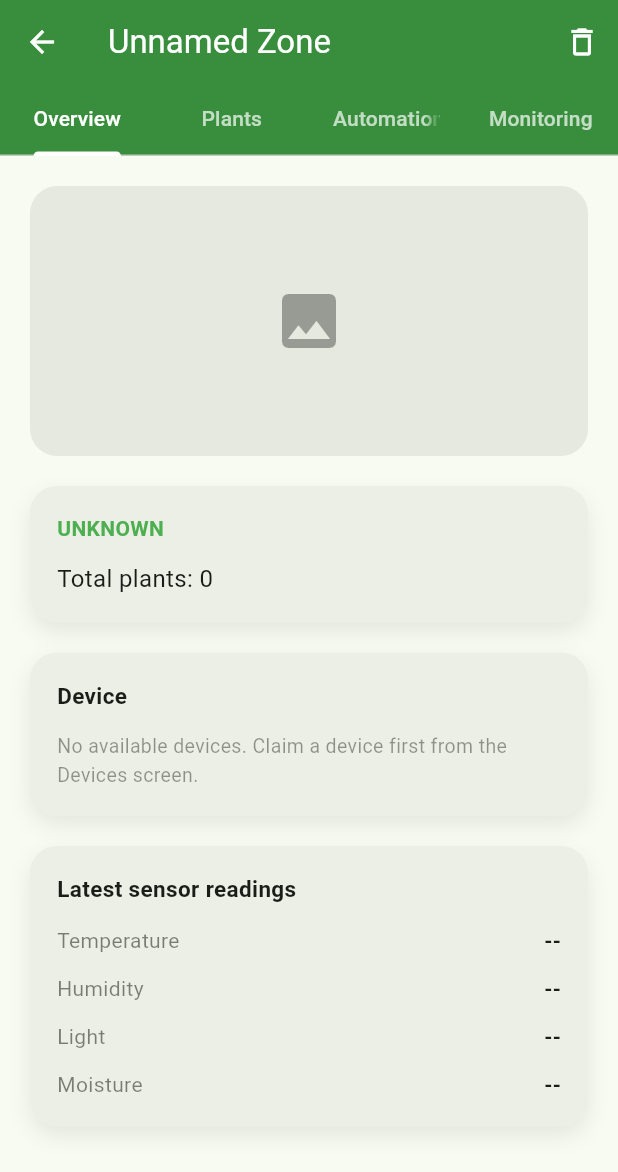
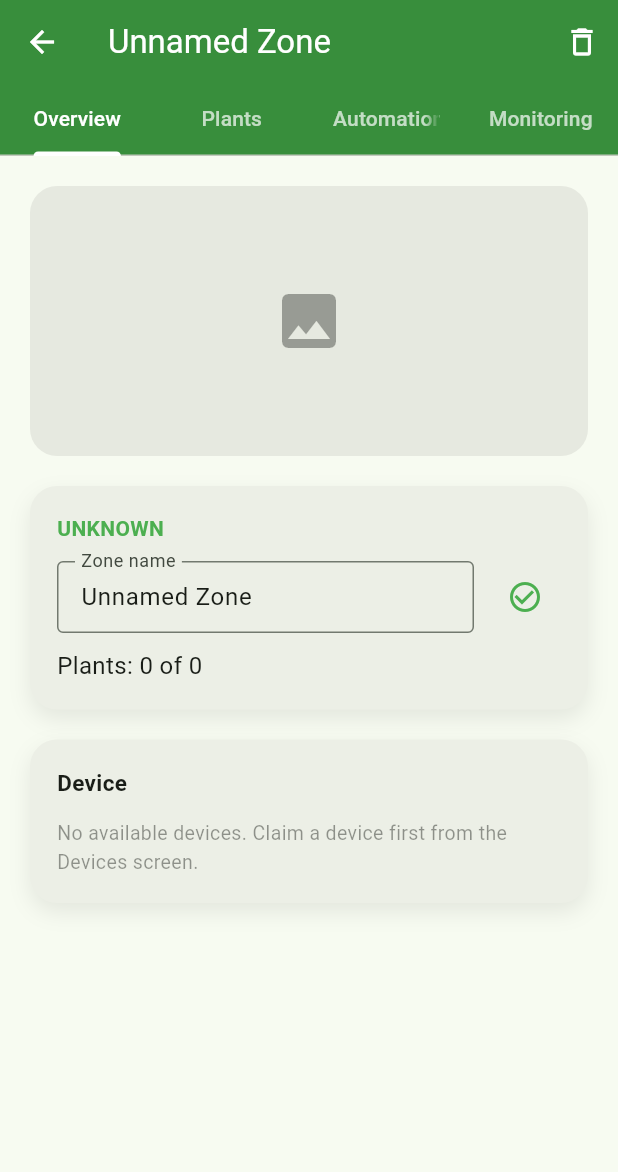
Before and after one commit to Azzzfarul/GrowNex, a Flutter app: the ZoneDetailScreen screen opened directly with empty values, after a tap on "Remove", on a phone screen of 412 x 824 dp. Shown: the top 1172 px of the screen. Run offline on Flutter 3.47's test engine with Material 3 defaults, Android fonts, the phone set to English and light mode, and no system bars; our stand-ins replace cloud_firestore, firebase_auth, firebase_core, shared_preferences; accounts and stored records are empty; network calls fail.

Commit message:
feat: update device model to handle dynamic total slots and enhance zone management with renaming functionality

```diff
--- a/mobile_app/lib/models/device_model.dart
+++ b/mobile_app/lib/models/device_model.dart
@@ -52,7 +52,7 @@ class Device {
       deviceName: map['deviceName'] as String? ?? 'Device',
       deviceType: map['deviceType'] as String? ?? 'indoor',
       status: map['status'] as String? ?? 'offline',
-      totalSlots: 4,
+      totalSlots: (map['totalSlots'] as num?)?.toInt() ?? 4,
       hasLightingModule: map['hasLightingModule'] as bool? ?? false,
       hasFertilizerModule: map['hasFertilizerModule'] as bool? ?? false,
       irrigationActive: map['irrigationActive'] as bool? ?? false,
@@ -69,7 +69,7 @@ class Device {
       'deviceName': deviceName,
       'deviceType': deviceType,
       'status': status,
-      'totalSlots': 4,
+      'totalSlots': totalSlots,
       'hasLightingModule': hasLightingModule,
       'hasFertilizerModule': hasFertilizerModule,
       'irrigationActive': irrigationActive,
--- a/mobile_app/lib/screens/plants/zone_detail/overview_tab.dart
+++ b/mobile_app/lib/screens/plants/zone_detail/overview_tab.dart
@@ -1,9 +1,12 @@
+import 'package:cloud_firestore/cloud_firestore.dart';
 import 'package:firebase_auth/firebase_auth.dart';
 import 'package:flutter/material.dart';
 
 import '../../../models/device_model.dart';
+import '../../../models/plant_model.dart';
 import '../../../models/zone_model.dart';
 import '../../../services/firestore/device_service.dart';
+import '../../../services/firestore/plant_service.dart';
 import '../../../services/firestore/zone_service.dart';
 
 class OverviewTab extends StatefulWidget {
@@ -16,6 +19,10 @@ class OverviewTab extends StatefulWidget {
 }
 
 class _OverviewTabState extends State<OverviewTab> {
+  late final TextEditingController _zoneNameCtrl;
+  bool _renameLoading = false;
+  late final Stream<List<Plant>> _plantsStream;
+
   Future<Device?>? _assignedDeviceFuture;
   bool _removeLoading = false;
 
@@ -27,12 +34,23 @@ class _OverviewTabState extends State<OverviewTab> {
   @override
   void initState() {
     super.initState();
+    _zoneNameCtrl = TextEditingController(text: widget.zone.zoneName);
+    _plantsStream = PlantService().watchPlantsByZone(widget.zone.id);
     _syncDeviceState(widget.zone);
+  }
+
+  @override
+  void dispose() {
+    _zoneNameCtrl.dispose();
+    super.dispose();
   }
 
   @override
   void didUpdateWidget(OverviewTab oldWidget) {
     super.didUpdateWidget(oldWidget);
+    if (oldWidget.zone.zoneName != widget.zone.zoneName) {
+      _zoneNameCtrl.text = widget.zone.zoneName;
+    }
     if (oldWidget.zone.deviceId != widget.zone.deviceId) {
       setState(() {
         _selectedDevice = null;
@@ -63,6 +81,7 @@ class _OverviewTabState extends State<OverviewTab> {
         _selectedDevice!.id,
         hasFertilizer: _selectedDevice!.hasFertilizerModule,
         hasLight: _selectedDevice!.hasLightingModule,
+        totalPlantSlots: _selectedDevice!.totalSlots,
       );
       await DeviceService().assignDeviceToZone(_selectedDevice!.id, widget.zone.id, userId);
     } catch (e) {
@@ -100,8 +119,6 @@ class _OverviewTabState extends State<OverviewTab> {
         _buildInfoCard(),
         const SizedBox(height: 20),
         _buildDeviceCard(),
-        const SizedBox(height: 20),
-        _buildSensorCard(),
       ],
     );
   }
@@ -123,6 +140,19 @@ class _OverviewTabState extends State<OverviewTab> {
     );
   }
 
+  Future<void> _renameZone() async {
+    final name = _zoneNameCtrl.text.trim();
+    if (name.isEmpty || name == widget.zone.zoneName) return;
+    setState(() => _renameLoading = true);
+    try {
+      await FirebaseFirestore.instance.collection('zones').doc(widget.zone.id).update({'zoneName': name});
+    } catch (e) {
+      if (mounted) ScaffoldMessenger.of(context).showSnackBar(SnackBar(content: Text('Failed to rename: $e')));
+    } finally {
+      if (mounted) setState(() => _renameLoading = false);
+    }
+  }
+
   Widget _buildInfoCard() {
     return _SectionCard(
       child: Column(
@@ -131,7 +161,40 @@ class _OverviewTabState extends State<OverviewTab> {
           Text(widget.zone.zoneType.toUpperCase(),
               style: const TextStyle(color: Colors.green, fontWeight: FontWeight.bold)),
           const SizedBox(height: 12),
-          Text('Total plants: ${widget.zone.totalPlantSlots}', style: const TextStyle(fontSize: 16)),
+          Row(
+            children: [
+              Expanded(
+                child: TextField(
+                  controller: _zoneNameCtrl,
+                  decoration: const InputDecoration(
+                    labelText: 'Zone name',
+                    border: OutlineInputBorder(),
+                    isDense: true,
+                  ),
+                  onChanged: (_) => setState(() {}),
+                ),
+              ),
+              const SizedBox(width: 10),
+              _renameLoading
+                  ? const SizedBox(width: 20, height: 20, child: CircularProgressIndicator(strokeWidth: 2))
+                  : IconButton(
+                      icon: const Icon(Icons.check_circle_outline, color: Colors.green),
+                      tooltip: 'Save name',
+                      onPressed: _zoneNameCtrl.text.trim() == widget.zone.zoneName ? null : _renameZone,
+                    ),
+            ],
+          ),
+          const SizedBox(height: 10),
+          StreamBuilder<List<Plant>>(
+            stream: _plantsStream,
+            builder: (context, snapshot) {
+              final count = snapshot.data?.length ?? 0;
+              return Text(
+                'Plants: $count of ${widget.zone.totalPlantSlots}',
+                style: const TextStyle(fontSize: 16),
+              );
+            },
+          ),
         ],
       ),
     );
@@ -263,35 +326,6 @@ class _OverviewTabState extends State<OverviewTab> {
     );
   }
 
-  Widget _buildSensorCard() {
-    final cs = Theme.of(context).colorScheme;
-    return _SectionCard(
-      child: Column(
-        crossAxisAlignment: CrossAxisAlignment.start,
-        children: [
-          const Text('Latest sensor readings', style: TextStyle(fontSize: 15, fontWeight: FontWeight.bold)),
-          const SizedBox(height: 14),
-          _sensorRow(cs, 'Temperature', widget.zone.latestTemp != null ? '${widget.zone.latestTemp}°C' : '--'),
-          const SizedBox(height: 12),
-          _sensorRow(cs, 'Humidity', widget.zone.latestHumid != null ? '${widget.zone.latestHumid}%' : '--'),
-          const SizedBox(height: 12),
-          _sensorRow(cs, 'Light', widget.zone.latestLight != null ? '${widget.zone.latestLight} lx' : '--'),
-          const SizedBox(height: 12),
-          _sensorRow(cs, 'Moisture', widget.zone.latestMoisture != null ? '${widget.zone.latestMoisture}%' : '--'),
-        ],
-      ),
-    );
-  }
-
-  Widget _sensorRow(ColorScheme cs, String label, String value) {
-    return Row(
-      mainAxisAlignment: MainAxisAlignment.spaceBetween,
-      children: [
-        Text(label, style: TextStyle(color: cs.onSurface.withValues(alpha: 0.55))),
-        Text(value, style: const TextStyle(fontWeight: FontWeight.bold)),
-      ],
-    );
-  }
 }
 
 class _ModuleChip extends StatelessWidget {
--- a/mobile_app/lib/services/firestore/zone_service.dart
+++ b/mobile_app/lib/services/firestore/zone_service.dart
@@ -34,11 +34,12 @@ class ZoneService {
     return Zone.fromDocument(doc);
   }
 
-  Future<void> updateZoneDevice(String zoneId, String? deviceId, {bool hasFertilizer = false, bool hasLight = false}) async {
+  Future<void> updateZoneDevice(String zoneId, String? deviceId, {bool hasFertilizer = false, bool hasLight = false, int totalPlantSlots = 0}) async {
     await _firestore.collection('zones').doc(zoneId).update({
       'deviceId': deviceId,
       'hasFertilizer': deviceId != null ? hasFertilizer : false,
       'hasLight': deviceId != null ? hasLight : false,
+      'totalPlantSlots': deviceId != null ? totalPlantSlots : 0,
     });
   }
 
```
Also changed, not shown: 1 other file.
